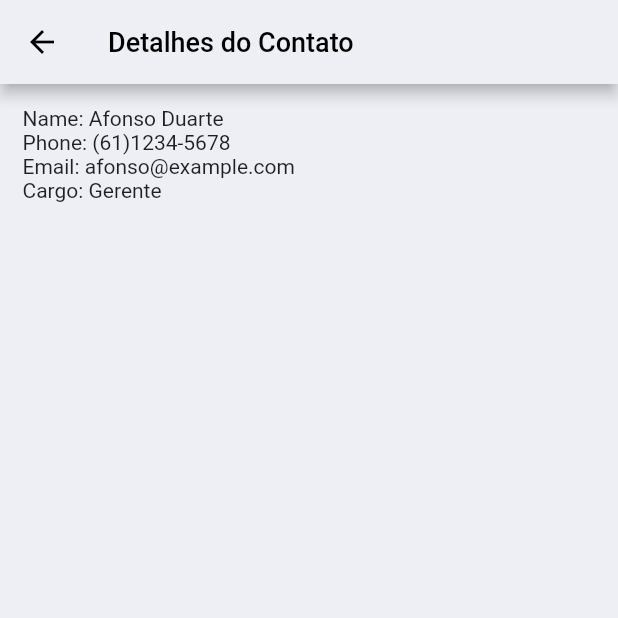
After one commit to aalexsd/Minha-Loja, a Flutter app: the ContactScreen screen opened by its route, after a tap on "Afonso Duarte", on a phone screen of 412 x 824 dp, the top half of it. The commit adds this screen. Run offline on Flutter 3.47's test engine with Material 2 defaults, Android fonts, the phone set to English and light mode, and no system bars; our stand-ins replace mask_text_input_formatter.

Commit message:
contact screen

```diff
--- a/lib/main.dart
+++ b/lib/main.dart
@@ -1,13 +1,13 @@
 import 'package:flutter/material.dart';
+import 'package:testes/screens/about/about_screen.dart';
 import 'package:testes/screens/cart_screen/cart_screen.dart';
+import 'package:testes/screens/contact_screen/contact_screen.dart';
 import 'package:testes/screens/forgot_password/forgot_password.dart';
 import 'package:testes/screens/home_screen/home_screen.dart';
 import 'package:testes/screens/login_screen/login_screen.dart';
 import 'package:testes/screens/payment_screen/payment_screen.dart';
 import 'package:testes/screens/profile_screen/profile_screen.dart';
 import 'package:testes/screens/register_screen/register_screen.dart';
-
-import 'about/about_screen.dart';
 
 void main() {
   runApp(const MyApp());
@@ -52,11 +52,11 @@ class MyApp extends StatelessWidget {
                   ),
                 ],
               ),
+          'cart': (context) => const CartScreen(),
           'payment': (context) => PaymentScreen(),
-          'cart': (context) => const CartScreen(),
           'about': (context) => const AboutScreen(),
+          'contact': (context) => ContactScreen(),
           'profile': (context) => const ProfileScreen(),
-          'about': (context) => const AboutScreen(),
         });
   }
 }
--- a/lib/about/about_screen.dart
+++ b/lib/screens/about/about_screen.dart
@@ -1,4 +1,3 @@
-import 'package:flutter/cupertino.dart';
 import 'package:flutter/material.dart';
 
 class AboutScreen extends StatelessWidget {
@@ -15,7 +14,7 @@ class AboutScreen extends StatelessWidget {
           Navigator.of(context).pushReplacementNamed('home');},
           icon: const Icon(Icons.arrow_back_ios_new),
         ),
-        iconTheme: IconThemeData(
+        iconTheme: const IconThemeData(
           color: Colors.black
         ),
       ),
--- /dev/null
+++ b/lib/screens/contact_screen/contact_screen.dart
@@ -0,0 +1,125 @@
+import 'package:flutter/material.dart';
+
+class ContactScreen extends StatelessWidget {
+  final List<Map<String, String>> contacts = [
+    {
+      'name': 'Afonso Duarte',
+      'phone': '(61)1234-5678',
+      'email': 'afonso@example.com',
+      'cargo': 'Gerente'
+    },
+    {
+      'name': 'Danilo Rodrigues',
+      'phone': '(61)9987-6543',
+      'email': 'danilo@example.com',
+      'cargo': 'Gerente'
+    },
+    {
+      'name': 'Evanio Junior',
+      'phone': '(61)9987-6312',
+      'email': 'evanio@example.com',
+      'cargo': 'Gerente'
+    },
+    {
+      'name': 'João Victor Muniz',
+      'phone': '(61) 9987-3123',
+      'email': 'JoaoVitor@example.com',
+      'cargo': 'Gerente'
+    },
+    {
+      'name': 'Vinicius Marchi',
+      'phone': '(61)3213-5345',
+      'email': 'vinicius@example.com',
+      'cargo': 'Gerente'
+    },
+
+    // add more contacts here as needed
+  ];
+
+  @override
+  Widget build(BuildContext context) {
+    return Scaffold(
+      backgroundColor: const Color(0xFFEEEFF5),
+      appBar: AppBar(
+        elevation: 1,
+        backgroundColor: const Color(0xFFEEEFF5),
+        title: const Text('Contatos',
+        style: TextStyle(fontSize: 18,
+          color: Colors.black
+        ),
+        ),
+        iconTheme: IconThemeData(
+          color: Colors.black
+        ),
+      ),
+      body: Padding(
+        padding: const EdgeInsets.only(top: 20.0),
+        child: ListView.builder(
+          itemCount: contacts.length,
+          itemBuilder: (context, index) {
+            final contact = contacts[index];
+            return ListTile(
+              leading: Icon(Icons.person),
+              title: Text(contact['name']!),
+              subtitle: Column(
+                crossAxisAlignment: CrossAxisAlignment.start,
+                children: [
+                  Text(contact['phone']!),
+                  Text(contact['email']!),
+                  Text(contact['cargo']!),
+                ],
+              ),
+              onTap: () {
+                Navigator.push(
+                  context,
+                  MaterialPageRoute(
+                    builder: (context) => ContactDetailsScreen(
+                      contact: contact,
+                    ),
+                  ),
+                );
+              },
+            );
+          },
+        ),
+      ),
+    );
+  }
+}
+
+class ContactDetailsScreen extends StatelessWidget {
+  final Map<String, String> contact;
+
+  const ContactDetailsScreen({Key? key, required this.contact}) : super(key: key);
+
+  @override
+  Widget build(BuildContext context) {
+    return Scaffold(
+      backgroundColor: const Color(0xFFEEEFF5),
+      appBar: AppBar(
+        backgroundColor: const Color(0xFFEEEFF5),
+        title: const Text('Detalhes do Contato',
+        style: TextStyle(
+          color: Colors.black,
+          fontSize: 18,
+        ),
+        ),
+        iconTheme: IconThemeData(
+          color: Colors.black
+        ),
+      ),
+      body: Padding(
+        padding: const EdgeInsets.all(15.0),
+        child: Column(
+          crossAxisAlignment: CrossAxisAlignment.start,
+          children: [
+            Text('Name: ${contact['name']}'),
+            Text('Phone: ${contact['phone']}'),
+            Text('Email: ${contact['email']}'),
+            Text('Cargo: ${contact['cargo']}'),
+          ],
+        ),
+      ),
+    );
+  }
+}
```
